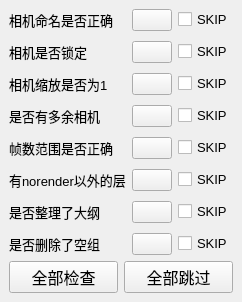
First picture: the form in source/animInterceptWindow_all.ui, repository TianD/TianD_KX_TOOL, before the edit.
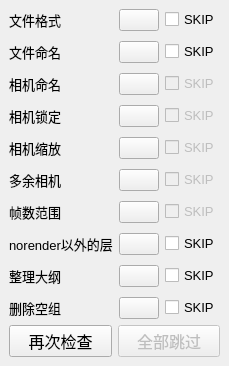
Second picture: the form after the edit. Icons and pictures are not drawn.

```diff
--- a/source/animInterceptWindow_all.ui
+++ b/source/animInterceptWindow_all.ui
@@ -6,8 +6,8 @@
    <rect>
     <x>0</x>
     <y>0</y>
-    <width>224</width>
-    <height>226</height>
+    <width>223</width>
+    <height>324</height>
    </rect>
   </property>
   <property name="windowTitle">
@@ -23,42 +23,118 @@
       <property name="verticalSpacing">
        <number>10</number>
       </property>
-      <item row="2" column="1">
-       <widget class="QPushButton" name="check3Btn">
-        <property name="styleSheet">
-         <string notr="true">border-image:url(E:/Scripts/Eclipse/TianD_KX_TOOL/source/question.png);</string>
+      <item row="6" column="1">
+       <widget class="QPushButton" name="check5Btn"/>
+      </item>
+      <item row="3" column="0">
+       <widget class="QLabel" name="label2">
+        <property name="font">
+         <font>
+          <pointsize>10</pointsize>
+         </font>
         </property>
-        <property name="icon">
-         <iconset>
-          <normaloff>../../../../ui/question-bold.png</normaloff>../../../../ui/question-bold.png</iconset>
+        <property name="text">
+         <string>相机锁定</string>
         </property>
        </widget>
       </item>
-      <item row="4" column="0">
-       <widget class="QLabel" name="label5">
+      <item row="8" column="2">
+       <widget class="QCheckBox" name="skip7">
         <property name="font">
          <font>
           <pointsize>10</pointsize>
          </font>
         </property>
         <property name="text">
-         <string>帧数范围是否正确</string>
+         <string>SKIP</string>
+        </property>
+       </widget>
+      </item>
+      <item row="3" column="2">
+       <widget class="QCheckBox" name="skip2">
+        <property name="enabled">
+         <bool>false</bool>
+        </property>
+        <property name="font">
+         <font>
+          <pointsize>10</pointsize>
+         </font>
+        </property>
+        <property name="text">
+         <string>SKIP</string>
+        </property>
+       </widget>
+      </item>
+      <item row="9" column="0">
+       <widget class="QLabel" name="label8">
+        <property name="font">
+         <font>
+          <pointsize>10</pointsize>
+         </font>
+        </property>
+        <property name="toolTip">
+         <string/>
+        </property>
+        <property name="text">
+         <string>删除空组</string>
+        </property>
+       </widget>
+      </item>
+      <item row="2" column="0">
+       <widget class="QLabel" name="label1">
+        <property name="font">
+         <font>
+          <pointsize>10</pointsize>
+         </font>
+        </property>
+        <property name="text">
+         <string>相机命名</string>
         </property>
        </widget>
       </item>
       <item row="5" column="0">
-       <widget class="QLabel" name="label6">
+       <widget class="QLabel" name="label4">
         <property name="font">
          <font>
           <pointsize>10</pointsize>
          </font>
         </property>
         <property name="text">
-         <string>有norender以外的层</string>
+         <string>多余相机</string>
         </property>
        </widget>
       </item>
+      <item row="3" column="1">
+       <widget class="QPushButton" name="check2Btn"/>
+      </item>
+      <item row="4" column="1">
+       <widget class="QPushButton" name="check3Btn"/>
+      </item>
       <item row="6" column="0">
+       <widget class="QLabel" name="label5">
+        <property name="font">
+         <font>
+          <pointsize>10</pointsize>
+         </font>
+        </property>
+        <property name="text">
+         <string>帧数范围</string>
+        </property>
+       </widget>
+      </item>
+      <item row="7" column="0">
+       <widget class="QLabel" name="label6">
+        <property name="font">
+         <font>
+          <pointsize>10</pointsize>
+         </font>
+        </property>
+        <property name="text">
+         <string>norender以外的层</string>
+        </property>
+       </widget>
+      </item>
+      <item row="8" column="0">
        <widget class="QLabel" name="label7">
         <property name="font">
          <font>
@@ -66,11 +142,11 @@
          </font>
         </property>
         <property name="text">
-         <string>是否整理了大纲</string>
+         <string>整理大纲</string>
         </property>
        </widget>
       </item>
-      <item row="5" column="2">
+      <item row="7" column="2">
        <widget class="QCheckBox" name="skip6">
         <property name="font">
          <font>
@@ -82,20 +158,26 @@
         </property>
        </widget>
       </item>
-      <item row="2" column="2">
-       <widget class="QCheckBox" name="skip3">
-        <property name="font">
-         <font>
-          <pointsize>10</pointsize>
-         </font>
-        </property>
-        <property name="text">
-         <string>SKIP</string>
-        </property>
-       </widget>
-      </item>
       <item row="4" column="2">
+       <widget class="QCheckBox" name="skip3">
+        <property name="enabled">
+         <bool>false</bool>
+        </property>
+        <property name="font">
+         <font>
+          <pointsize>10</pointsize>
+         </font>
+        </property>
+        <property name="text">
+         <string>SKIP</string>
+        </property>
+       </widget>
+      </item>
+      <item row="6" column="2">
        <widget class="QCheckBox" name="skip5">
+        <property name="enabled">
+         <bool>false</bool>
+        </property>
         <property name="font">
          <font>
           <pointsize>10</pointsize>
@@ -106,10 +188,10 @@
         </property>
        </widget>
       </item>
-      <item row="6" column="1">
+      <item row="8" column="1">
        <widget class="QPushButton" name="check7Btn">
-        <property name="styleSheet">
-         <string notr="true">border-image:url(E:/Scripts/Eclipse/TianD_KX_TOOL/source/question.png);</string>
+        <property name="toolTip">
+         <string>把角色归到char组,场景归到set组,道具归到prop组</string>
         </property>
         <property name="text">
          <string/>
@@ -120,8 +202,11 @@
         </property>
        </widget>
       </item>
-      <item row="0" column="2">
+      <item row="2" column="2">
        <widget class="QCheckBox" name="skip1">
+        <property name="enabled">
+         <bool>false</bool>
+        </property>
         <property name="font">
          <font>
           <pointsize>10</pointsize>
@@ -132,8 +217,11 @@
         </property>
        </widget>
       </item>
-      <item row="3" column="2">
+      <item row="5" column="2">
        <widget class="QCheckBox" name="skip4">
+        <property name="enabled">
+         <bool>false</bool>
+        </property>
         <property name="font">
          <font>
           <pointsize>10</pointsize>
@@ -144,18 +232,15 @@
         </property>
        </widget>
       </item>
-      <item row="3" column="1">
+      <item row="5" column="1">
        <widget class="QPushButton" name="check4Btn">
-        <property name="styleSheet">
-         <string notr="true">border-image:url(E:/Scripts/Eclipse/TianD_KX_TOOL/source/question.png);</string>
-        </property>
         <property name="icon">
          <iconset>
           <normaloff>../../../../ui/question-bold.png</normaloff>../../../../ui/question-bold.png</iconset>
         </property>
        </widget>
       </item>
-      <item row="2" column="0">
+      <item row="4" column="0">
        <widget class="QLabel" name="label3">
         <property name="font">
          <font>
@@ -163,130 +248,20 @@
          </font>
         </property>
         <property name="text">
-         <string>相机缩放是否为1</string>
-        </property>
-       </widget>
-      </item>
-      <item row="5" column="1">
-       <widget class="QPushButton" name="check6Btn">
-        <property name="styleSheet">
-         <string notr="true">border-image:url(E:/Scripts/Eclipse/TianD_KX_TOOL/source/question.png);</string>
-        </property>
-        <property name="icon">
-         <iconset>
-          <normaloff>../../../../ui/question-bold.png</normaloff>../../../../ui/question-bold.png</iconset>
-        </property>
-       </widget>
-      </item>
-      <item row="0" column="1">
-       <widget class="QPushButton" name="check1Btn">
-        <property name="styleSheet">
-         <string notr="true">border-image:url(E:/Scripts/Eclipse/TianD_KX_TOOL/source/question.png);</string>
-        </property>
-        <property name="icon">
-         <iconset>
-          <normaloff>../../../../ui/question-bold.png</normaloff>../../../../ui/question-bold.png</iconset>
-        </property>
-       </widget>
-      </item>
-      <item row="1" column="0">
-       <widget class="QLabel" name="label2">
-        <property name="font">
-         <font>
-          <pointsize>10</pointsize>
-         </font>
-        </property>
-        <property name="text">
-         <string>相机是否锁定</string>
-        </property>
-       </widget>
-      </item>
-      <item row="4" column="1">
-       <widget class="QPushButton" name="check5Btn">
-        <property name="styleSheet">
-         <string notr="true">border-image:url(E:/Scripts/Eclipse/TianD_KX_TOOL/source/question.png);</string>
-        </property>
-        <property name="icon">
-         <iconset>
-          <normaloff>../../../../ui/question-bold.png</normaloff>../../../../ui/question-bold.png</iconset>
-        </property>
-       </widget>
-      </item>
-      <item row="1" column="2">
-       <widget class="QCheckBox" name="skip2">
-        <property name="font">
-         <font>
-          <pointsize>10</pointsize>
-         </font>
-        </property>
-        <property name="text">
-         <string>SKIP</string>
-        </property>
-       </widget>
-      </item>
-      <item row="6" column="2">
-       <widget class="QCheckBox" name="skip7">
-        <property name="font">
-         <font>
-          <pointsize>10</pointsize>
-         </font>
-        </property>
-        <property name="text">
-         <string>SKIP</string>
-        </property>
-       </widget>
-      </item>
-      <item row="1" column="1">
-       <widget class="QPushButton" name="check2Btn">
-        <property name="styleSheet">
-         <string notr="true">border-image:url(E:/Scripts/Eclipse/TianD_KX_TOOL/source/question.png);</string>
-        </property>
-        <property name="icon">
-         <iconset>
-          <normaloff>../../../../ui/question-bold.png</normaloff>../../../../ui/question-bold.png</iconset>
-        </property>
-       </widget>
-      </item>
-      <item row="3" column="0">
-       <widget class="QLabel" name="label4">
-        <property name="font">
-         <font>
-          <pointsize>10</pointsize>
-         </font>
-        </property>
-        <property name="text">
-         <string>是否有多余相机</string>
-        </property>
-       </widget>
-      </item>
-      <item row="0" column="0">
-       <widget class="QLabel" name="label1">
-        <property name="font">
-         <font>
-          <pointsize>10</pointsize>
-         </font>
-        </property>
-        <property name="text">
-         <string>相机命名是否正确</string>
-        </property>
-       </widget>
-      </item>
-      <item row="7" column="0">
-       <widget class="QLabel" name="label8">
-        <property name="font">
-         <font>
-          <pointsize>10</pointsize>
-         </font>
-        </property>
-        <property name="text">
-         <string>是否删除了空组</string>
+         <string>相机缩放</string>
         </property>
        </widget>
       </item>
       <item row="7" column="1">
+       <widget class="QPushButton" name="check6Btn"/>
+      </item>
+      <item row="2" column="1">
+       <widget class="QPushButton" name="check1Btn"/>
+      </item>
+      <item row="9" column="1">
        <widget class="QPushButton" name="check8Btn">
-        <property name="styleSheet">
-         <string notr="true">border-image:url(E:/Scripts/Eclipse/TianD_KX_TOOL/source/question.png);</string>
+        <property name="toolTip">
+         <string/>
         </property>
         <property name="text">
          <string/>
@@ -297,7 +272,7 @@
         </property>
        </widget>
       </item>
-      <item row="7" column="2">
+      <item row="9" column="2">
        <widget class="QCheckBox" name="skip8">
         <property name="font">
          <font>
@@ -309,12 +284,77 @@
         </property>
        </widget>
       </item>
+      <item row="1" column="0">
+       <widget class="QLabel" name="label0">
+        <property name="font">
+         <font>
+          <pointsize>10</pointsize>
+         </font>
+        </property>
+        <property name="text">
+         <string>文件命名</string>
+        </property>
+       </widget>
+      </item>
+      <item row="1" column="2">
+       <widget class="QCheckBox" name="skip0">
+        <property name="font">
+         <font>
+          <pointsize>10</pointsize>
+         </font>
+        </property>
+        <property name="text">
+         <string>SKIP</string>
+        </property>
+       </widget>
+      </item>
+      <item row="1" column="1">
+       <widget class="QPushButton" name="check0Btn">
+        <property name="text">
+         <string/>
+        </property>
+       </widget>
+      </item>
+      <item row="0" column="0">
+       <widget class="QLabel" name="label9">
+        <property name="font">
+         <font>
+          <pointsize>10</pointsize>
+         </font>
+        </property>
+        <property name="text">
+         <string>文件格式</string>
+        </property>
+       </widget>
+      </item>
+      <item row="0" column="1">
+       <widget class="QPushButton" name="check9Btn">
+        <property name="text">
+         <string/>
+        </property>
+       </widget>
+      </item>
+      <item row="0" column="2">
+       <widget class="QCheckBox" name="skip9">
+        <property name="font">
+         <font>
+          <pointsize>10</pointsize>
+         </font>
+        </property>
+        <property name="text">
+         <string>SKIP</string>
+        </property>
+       </widget>
+      </item>
      </layout>
     </item>
     <item>
      <layout class="QGridLayout" name="gridLayout2" columnstretch="0,0">
       <item row="0" column="1">
        <widget class="QPushButton" name="skipAllBtn">
+        <property name="enabled">
+         <bool>false</bool>
+        </property>
         <property name="font">
          <font>
           <pointsize>12</pointsize>
@@ -333,7 +373,7 @@
          </font>
         </property>
         <property name="text">
-         <string>全部检查</string>
+         <string>再次检查</string>
         </property>
        </widget>
       </item>
```
Left out of the diff: 163 changed lines with no effect on the pictures.
